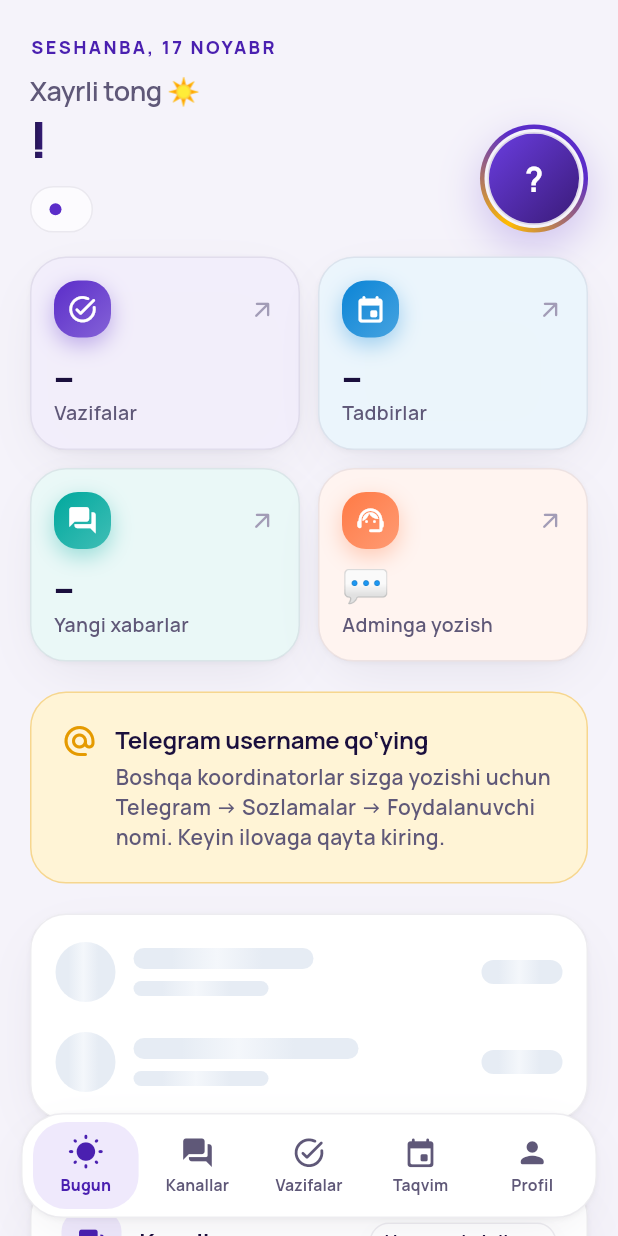
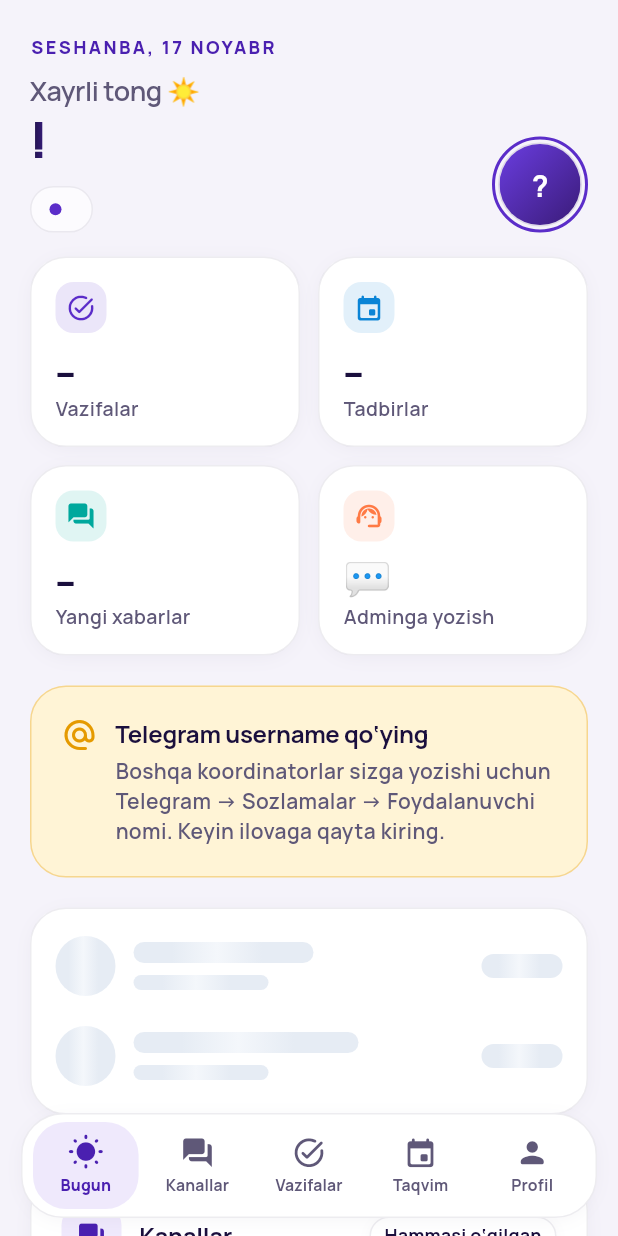
Before and after one commit to a16067647-cmd/kengash, a Flutter app: the HomeShell screen opened directly, on a phone screen of 412 x 824 dp. Run offline on Flutter 3.47's test engine with Material 3 defaults, Android fonts, the phone set to English and light mode, and no system bars; our stand-ins replace audioplayers, cross_file, file_picker, image_picker, qr_flutter, shared_preferences and 1 more; missing offline and left inert: mobile_scanner, pdfrx, record; accounts and stored records are empty; network calls fail.

Commit message:
Visuals: simpler, flatter, faster
- Cards: one soft light shadow in light mode, none in dark (border
  only); the dark-mode edge highlight stack is gone. No more grey
  'slab' under every card.
- Glance tiles on Bugun: plain cards with a small flat tinted icon;
  no gradient badges, glows or arrows.
- Avatar on Bugun: a simple coloured ring instead of a sweep gradient
  with glow. Glow and soft shadows are lighter everywhere.
- Book shelf cards: flat surface; only your own direction has a
  coloured border.
- Images are decoded at their on-screen size (avatars, channel icons,
  chat thumbnails, task photos), which keeps long lists light.
- Fixed a double tap sound on list rows.

Co-Authored-By: Claude Opus 5.5 <noreply@anthropic.com>
Claude-Session: https://claude.ai/code/session_01CoyV2h718gAV3RY1Uf1GL5

```diff
--- a/app/lib/screens/books.dart
+++ b/app/lib/screens/books.dart
@@ -116,15 +116,11 @@ class BookCard extends StatelessWidget {
       child: SizedBox(
         width: 168,
         child: DecoratedBox(
+          // tekis karta; o‘z yo‘nalishi — rangli chegara / плоская карта; своё направление — цветная рамка
           decoration: BoxDecoration(
             borderRadius: R.all(R.xl),
-            gradient: LinearGradient(
-              begin: Alignment.topLeft,
-              end: Alignment.bottomRight,
-              colors: [col.withValues(alpha: c.isDark ? 0.45 : 0.30), col.withValues(alpha: c.isDark ? 0.12 : 0.06)],
-            ),
-            border: Border.all(color: mine ? col : col.withValues(alpha: 0.25), width: mine ? 2 : 1),
-            boxShadow: [BoxShadow(color: col.withValues(alpha: 0.22), blurRadius: 22, offset: const Offset(0, 10))],
+            color: c.surface,
+            border: Border.all(color: mine ? col.withValues(alpha: 0.7) : c.hairline, width: mine ? 1.5 : 1),
           ),
           child: Padding(
             padding: const EdgeInsets.all(S.x2),
--- a/app/lib/screens/channels.dart
+++ b/app/lib/screens/channels.dart
@@ -48,7 +48,11 @@ class ChannelIcon extends StatelessWidget {
       return ClipRRect(
         borderRadius: R.all(size * 0.3),
         child: Image.network(AppScope.of(context).photoUrl(photo),
-            width: size, height: size, fit: BoxFit.cover, errorBuilder: (_, __, ___) => SizedBox(width: size, height: size)),
+            width: size,
+            height: size,
+            fit: BoxFit.cover,
+            cacheWidth: (size * MediaQuery.devicePixelRatioOf(context)).round(),
+            errorBuilder: (_, __, ___) => SizedBox(width: size, height: size)),
       );
     }
     final icon = (ch['icon'] ?? '').toString();
--- a/app/lib/screens/media.dart
+++ b/app/lib/screens/media.dart
@@ -64,6 +64,7 @@ class AttachmentView extends StatelessWidget {
                     : Image.network(url,
                         fit: BoxFit.cover,
                         gaplessPlayback: true,
+                        cacheWidth: (320 * MediaQuery.devicePixelRatioOf(context)).round(), // chatdagi kichik ko‘rinish
                         errorBuilder: (_, __, ___) =>
                             Container(color: c.surfaceAlt, child: Icon(Icons.broken_image_rounded, color: c.text3, size: 40))),
               ),
--- a/app/lib/screens/tasks.dart
+++ b/app/lib/screens/tasks.dart
@@ -620,6 +620,7 @@ class _ReportView extends StatelessWidget {
                           width: 90,
                           height: 90,
                           fit: BoxFit.cover,
+                          cacheWidth: (90 * MediaQuery.devicePixelRatioOf(context)).round(),
                           errorBuilder: (_, __, ___) => Container(width: 90, height: 90, color: c.surfaceAlt)),
                 ),
               ),
--- a/app/lib/screens/today.dart
+++ b/app/lib/screens/today.dart
@@ -260,18 +260,11 @@ class _Greeting extends StatelessWidget {
           ]),
         ),
         const SizedBox(width: S.x4),
+        // oddiy halqa, nur sochmasdan / простое кольцо без свечения
         Container(
-          padding: const EdgeInsets.all(3),
-          decoration: BoxDecoration(
-            shape: BoxShape.circle,
-            gradient: SweepGradient(colors: [c.accent, kSun, dot, c.accent]),
-            boxShadow: [BoxShadow(color: c.accent.withValues(alpha: 0.25), blurRadius: 24, offset: const Offset(0, 10))],
-          ),
-          child: Container(
-            padding: const EdgeInsets.all(2),
-            decoration: BoxDecoration(shape: BoxShape.circle, color: c.bg),
-            child: AppAvatar(url: s.myPhoto, name: s.myName, size: wide ? 84 : 62),
-          ),
+          padding: const EdgeInsets.all(2),
+          decoration: BoxDecoration(shape: BoxShape.circle, border: Border.all(color: dot, width: 2)),
+          child: AppAvatar(url: s.myPhoto, name: s.myName, size: wide ? 80 : 56),
         ),
       ],
     );
@@ -382,35 +375,22 @@ class _Tile extends StatelessWidget {
     final c = colorsOf(context);
     final v = value;
     final text = emoji ?? (v == null ? '–' : (signed && v > 0 ? '+$v' : '$v'));
-    return Pressable(
+    // Sodda: oq (qorong‘ida — sirt) karta, rangli kichik belgi / просто: карта-поверхность и маленький цветной значок
+    return AppCard(
       onTap: onTap,
-      child: Glass(
-        radius: R.xl,
-        blur: 18,
-        color: Color.alphaBlend(color.withValues(alpha: c.isDark ? 0.16 : 0.08), c.glass),
-        padding: const EdgeInsets.fromLTRB(S.x4, S.x4, S.x4, S.x4),
-        child: Column(crossAxisAlignment: CrossAxisAlignment.start, children: [
-          Row(children: [
-            Container(
-              width: 38,
-              height: 38,
-              decoration: BoxDecoration(
-                gradient: LinearGradient(
-                    begin: Alignment.topLeft, end: Alignment.bottomRight, colors: [color, Color.lerp(color, kWhite, 0.25)!]),
-                borderRadius: R.all(R.md),
-                boxShadow: [BoxShadow(color: color.withValues(alpha: 0.35), blurRadius: 12, offset: const Offset(0, 5))],
-              ),
-              child: Icon(icon, color: kWhite, size: 21),
-            ),
-            const Spacer(),
-            Icon(Icons.arrow_outward_rounded, size: 18, color: c.text3),
-          ]),
+      padding: const EdgeInsets.all(S.x4),
+      child: Column(crossAxisAlignment: CrossAxisAlignment.start, children: [
+          Container(
+            width: 34,
+            height: 34,
+            decoration: BoxDecoration(color: color.withValues(alpha: c.isDark ? 0.22 : 0.12), borderRadius: R.all(R.sm)),
+            child: Icon(icon, color: color, size: 20),
+          ),
           const SizedBox(height: S.x3),
           Text(text, style: AppType.title1.copyWith(color: c.text, height: 1.05, fontSize: emoji != null ? 26 : null)),
           const SizedBox(height: 2),
           Text(label, maxLines: 1, overflow: TextOverflow.ellipsis, style: AppType.footnote.copyWith(color: c.text2)),
-        ]),
-      ),
+      ]),
     );
   }
 }
--- a/app/lib/theme.dart
+++ b/app/lib/theme.dart
@@ -217,25 +217,22 @@ class R {
 // ---------------------------------------------------------------- soyalar va yorug‘lik / тени и свечение
 class Shadows {
   /// Karta soyasi / тень карточки.
+  /// Juda yengil: «plita» effekti yo‘q, qorong‘ida — faqat chegara (tezroq chiziladi).
+  /// Очень лёгкая: без эффекта «плиты»; в тёмной теме — только рамка (быстрее рисуется).
   static List<BoxShadow> card(AppColors c) => c.isDark
-      ? const [BoxShadow(color: Color(0x66000000), blurRadius: 30, offset: Offset(0, 14), spreadRadius: -10)]
-      : const [
-          BoxShadow(color: Color(0x141A0F3D), blurRadius: 30, offset: Offset(0, 12), spreadRadius: -8),
-          BoxShadow(color: Color(0x0A000000), blurRadius: 2, offset: Offset(0, 1)),
-        ];
+      ? const []
+      : const [BoxShadow(color: Color(0x0D1A0F3D), blurRadius: 10, offset: Offset(0, 2), spreadRadius: -2)];
 
   /// Yengil ko‘tarilish / лёгкий подъём (кнопки-иконки, таблетки).
   static List<BoxShadow> soft(AppColors c) => c.isDark
-      ? const [BoxShadow(color: Color(0x4D000000), blurRadius: 16, offset: Offset(0, 6), spreadRadius: -6)]
-      : const [BoxShadow(color: Color(0x161A0F3D), blurRadius: 16, offset: Offset(0, 6), spreadRadius: -6)];
+      ? const []
+      : const [BoxShadow(color: Color(0x0F1A0F3D), blurRadius: 8, offset: Offset(0, 2), spreadRadius: -2)];
 
   /// Nur sochuvchi tugma / «светящаяся» кнопка. strength: 0..1
   static List<BoxShadow> glow(Color color, AppColors c, {double strength = 1}) {
-    final a = ((c.isDark ? 0x80 : 0x5C) * strength).round().clamp(0, 255).toInt();
-    return [
-      BoxShadow(color: color.withAlpha(a), blurRadius: 26, offset: const Offset(0, 10), spreadRadius: -8),
-      BoxShadow(color: color.withAlpha((a * 0.5).round()), blurRadius: 8, offset: const Offset(0, 2), spreadRadius: -2),
-    ];
+    // yengil: bitta soya / лёгкое свечение: одна тень
+    final a = ((c.isDark ? 0x40 : 0x33) * strength).round().clamp(0, 255).toInt();
+    return [BoxShadow(color: color.withAlpha(a), blurRadius: 14, offset: const Offset(0, 4), spreadRadius: -6)];
   }
 }
 
--- a/app/lib/widgets.dart
+++ b/app/lib/widgets.dart
@@ -468,25 +468,6 @@ class AppCard extends StatelessWidget {
         ),
         child: child,
       );
-      if (c.isDark && kind == CardKind.solid && gradient == null) {
-        // Yuqori chetdagi nozik yorug‘lik / тонкий блик по верхней кромке.
-        body = Stack(children: [
-          body,
-          Positioned(
-            top: 0,
-            left: radius,
-            right: radius,
-            child: IgnorePointer(
-              child: Container(
-                height: 1,
-                decoration: const BoxDecoration(
-                  gradient: LinearGradient(colors: [Color(0x00FFFFFF), Color(0x24FFFFFF), Color(0x00FFFFFF)]),
-                ),
-              ),
-            ),
-          ),
-        ]);
-      }
     }
     return onTap == null && onLongPress == null
         ? body
@@ -778,8 +759,10 @@ class AppAvatar extends StatelessWidget {
     if (bytes != null && bytes!.isNotEmpty) {
       img = Image.memory(bytes!, fit: BoxFit.cover, gaplessPlayback: true, errorBuilder: (_, __, ___) => fallback);
     } else if (url != null && url!.isNotEmpty) {
-      img =
-          Image.network(url!, headers: headers, fit: BoxFit.cover, gaplessPlayback: true, errorBuilder: (_, __, ___) => fallback);
+      // ekrandagi o‘lchamda dekodlash (to‘liq suratni emas) — ro‘yxatlar tez / декодируем в размер экрана — списки быстрее
+      final px = (size * MediaQuery.devicePixelRatioOf(context)).round();
+      img = Image.network(url!,
+          headers: headers, fit: BoxFit.cover, gaplessPlayback: true, cacheWidth: px, errorBuilder: (_, __, ___) => fallback);
     } else {
       img = fallback;
     }
@@ -824,7 +807,6 @@ class IconTile extends StatelessWidget {
         borderRadius: circle ? null : BorderRadius.circular(size * 0.32),
         gradient: vivid ? c.accentGradient : null,
         color: vivid ? null : (bg ?? c.accentSoft),
-        boxShadow: vivid ? Shadows.glow(c.accent, c, strength: 0.5) : null,
       ),
       child: Icon(icon, size: size * 0.5, color: vivid ? kWhite : (color ?? c.accentText)),
     );
@@ -1639,7 +1621,6 @@ class GroupRow extends StatelessWidget {
             ? null
             : () {
                 HapticFeedback.selectionClick();
-                Sfx.tap();
                 Sfx.tap();
                 onTap!();
               },
```
